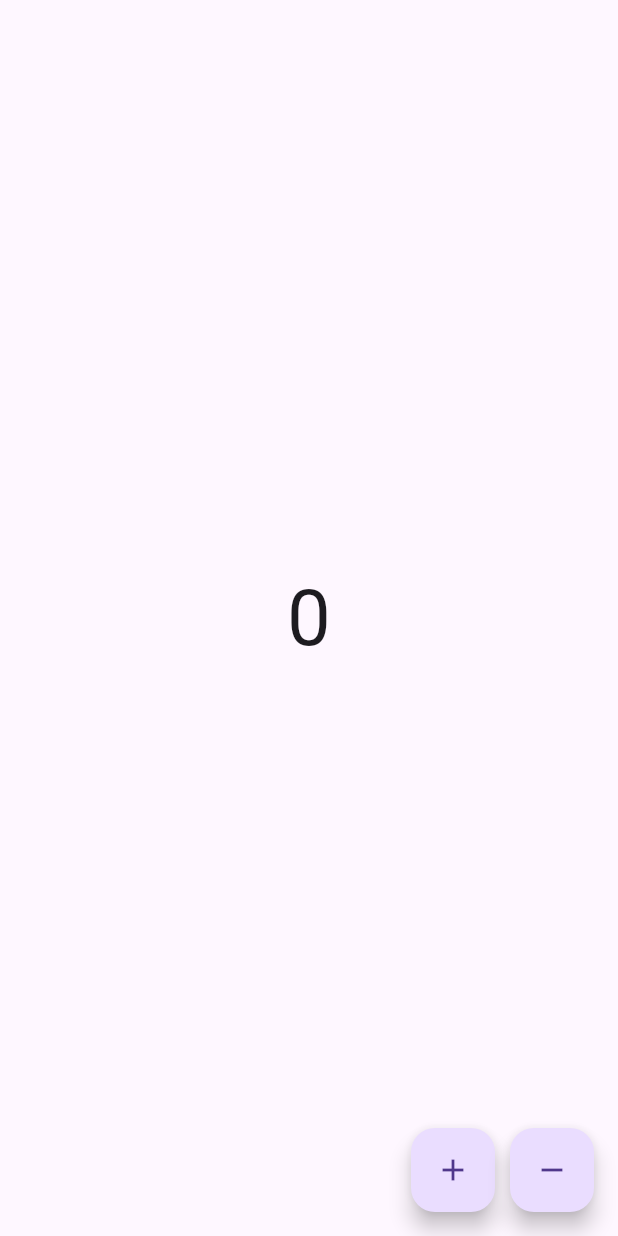
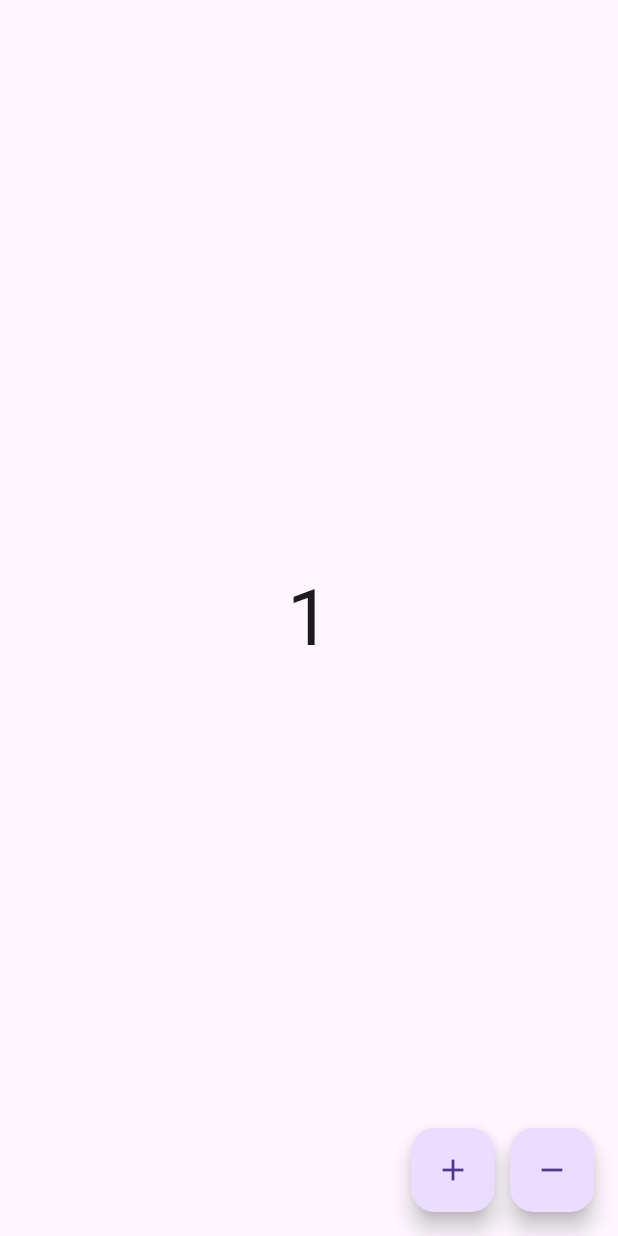
Before and after one commit to rominashafinaderi/my_counter_cubit, a Flutter app: the screen it shows after launch, after a tap on the "add" icon, on a phone screen of 412 x 824 dp. Run offline on Flutter 3.47's test engine with Material 3 defaults, Android fonts, the phone set to English and light mode, and no system bars; our stand-ins replace bloc, equatable, flutter_bloc.

```diff
--- a/lib/cubits/counter/counter_cubit.dart
+++ b/lib/cubits/counter/counter_cubit.dart
@@ -5,4 +5,13 @@ part 'counter_state.dart';
 
 class CounterCubit extends Cubit<CounterState> {
   CounterCubit() : super(CounterState.initial());
+
+  void increment() {
+    final newState = state.copyWith(counter: state.counter + 1);
+    emit(newState);
+  }
+
+  void decrement() {
+    emit(state.copyWith(counter: state.counter - 1));
+  }
 }
--- a/lib/main.dart
+++ b/lib/main.dart
@@ -1,4 +1,6 @@
 import 'package:flutter/material.dart';
+import 'package:flutter_bloc/flutter_bloc.dart';
+import 'package:my_counter_cubit/cubits/counter/counter_cubit.dart';
 
 void main() {
   runApp(const MyApp());
@@ -9,13 +11,16 @@ class MyApp extends StatelessWidget {
 
   @override
   Widget build(BuildContext context) {
-    return MaterialApp(
+    return BlocProvider<CounterCubit>(
+      create: (context) => CounterCubit(),
+      child: MaterialApp(
         title: 'My Counter Cubit',
         debugShowCheckedModeBanner: false,
         theme: ThemeData(
           primarySwatch: Colors.blue,
         ),
         home: const MyHomePage(),
+      ),
     );
   }
 }
@@ -26,23 +31,31 @@ class MyHomePage extends StatelessWidget {
   @override
   Widget build(BuildContext context) {
     return Scaffold(
-      body: Center(
+      body: BlocBuilder<CounterCubit, CounterState>(
+        builder: (context, state) {
+          return Center(
             child: Text(
-          '0',
+              '${state.counter}',
               style: TextStyle(fontSize: 52.0),
             ),
+          );
+        },
       ),
       floatingActionButton: Row(
         mainAxisAlignment: MainAxisAlignment.end,
         children: [
           FloatingActionButton(
-            onPressed: () {},
+            onPressed: () {
+              BlocProvider.of<CounterCubit>(context).increment();
+            },
             child: Icon(Icons.add),
             heroTag: 'increment',
           ),
           SizedBox(width: 10.0),
           FloatingActionButton(
-            onPressed: () {},
+            onPressed: () {
+              BlocProvider.of<CounterCubit>(context).decrement();
+            },
             child: Icon(Icons.remove),
             heroTag: 'decrement',
           ),
```
Also changed, not shown: lib/cubits/counter/counter_state.dart (+5 -2 lines), 2 other files. Lines whose indentation alone changed are shown as unchanged.
